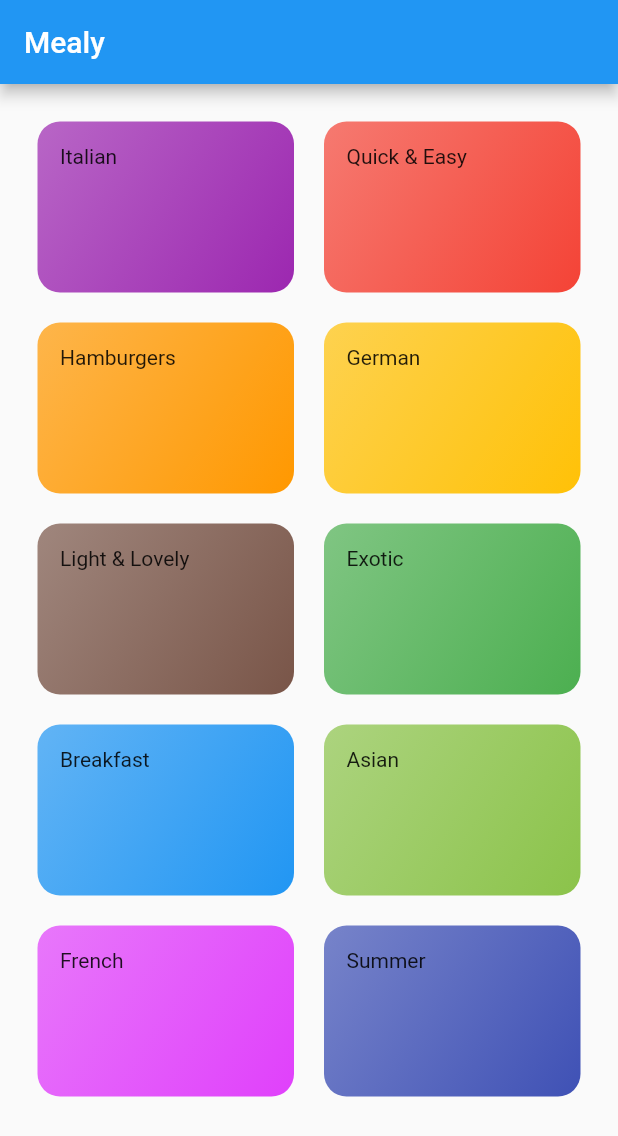
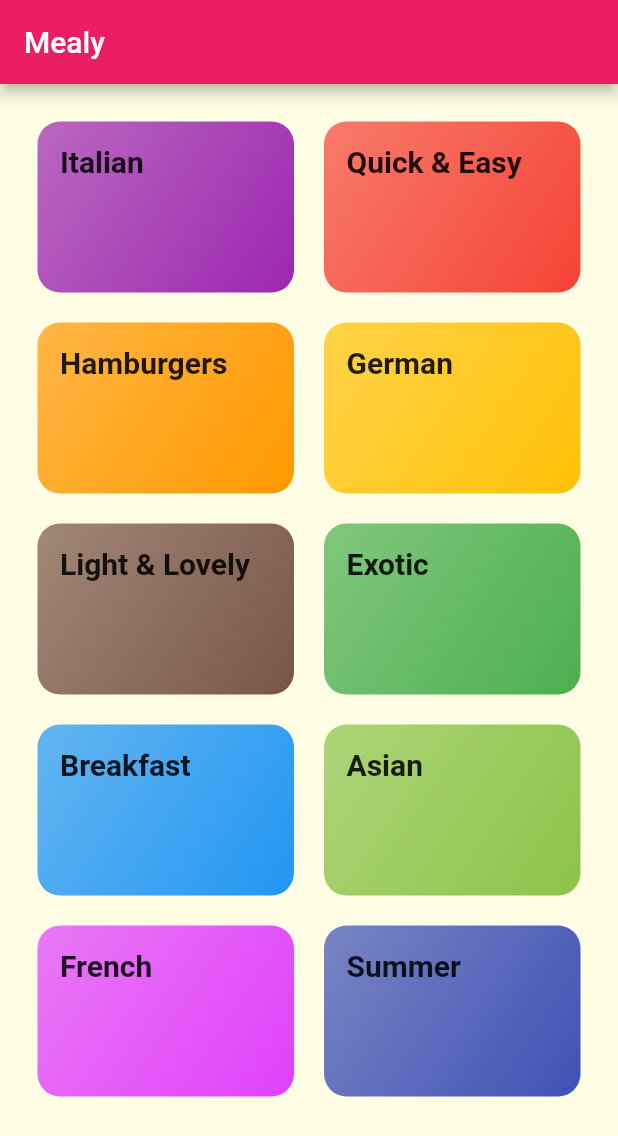
Before and after one commit to Korkmatik/Mealy, a Flutter app: the screen it shows after launch, on a phone screen of 412 x 824 dp. Shown: the top 1136 px of the screen. Run offline on Flutter 3.47's test engine with Material 2 defaults, Android fonts, the phone set to English and light mode, and no system bars.

Commit message:
Change font style

```diff
--- a/lib/category_item.dart
+++ b/lib/category_item.dart
@@ -10,7 +10,10 @@ class CategoryItem extends StatelessWidget {
   Widget build(BuildContext context) {
     return Container(
       padding: const EdgeInsets.all(15),
-      child: Text(title),
+      child: Text(
+        title,
+        style: Theme.of(context).textTheme.subtitle1,
+      ),
       decoration: BoxDecoration(
         gradient: LinearGradient(
           colors: [
--- a/lib/main.dart
+++ b/lib/main.dart
@@ -23,7 +23,14 @@ class MyApp extends StatelessWidget {
         // or simply save your changes to "hot reload" in a Flutter IDE).
         // Notice that the counter didn't reset back to zero; the application
         // is not restarted.
-        primarySwatch: Colors.blue,
+        primarySwatch: Colors.pink,
+        accentColor: Colors.amber,
+        canvasColor: const Color.fromRGBO(255, 254, 229, 1,),
+        textTheme: ThemeData.light().textTheme.copyWith(
+          bodyText1: const TextStyle(color: Color.fromRGBO(20, 51, 51, 1)),
+          bodyText2: const TextStyle(color: Color.fromRGBO(20, 51, 51, 1)),
+          subtitle1: const TextStyle(fontSize: 20, fontWeight: FontWeight.bold),
+        ),
       ),
       home: const CategoriesScreen(),
     );
```
